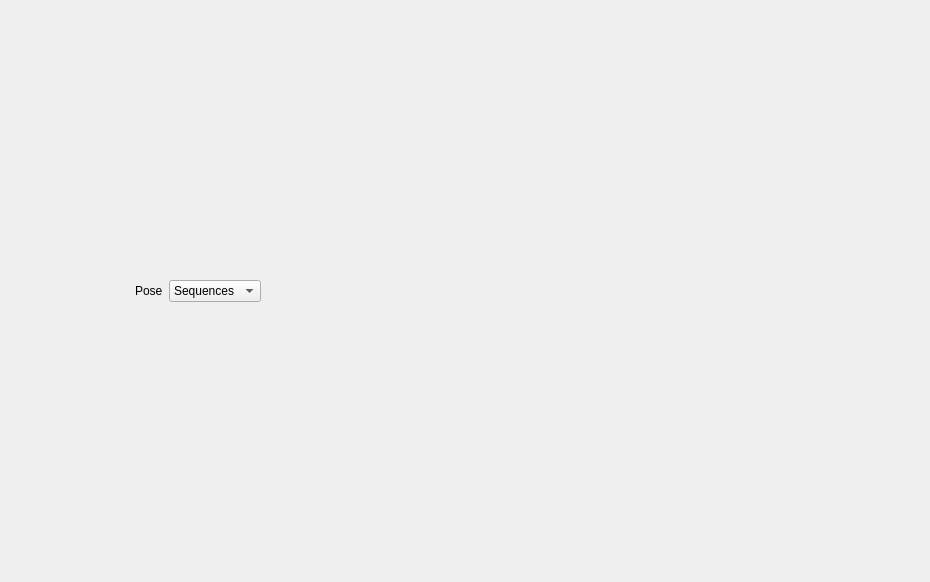
Qt form src/hlam/ui/assets/studiomodel/StudioModelView.ui (SamVanheer/HalfLifeAssetManager) before a commit.
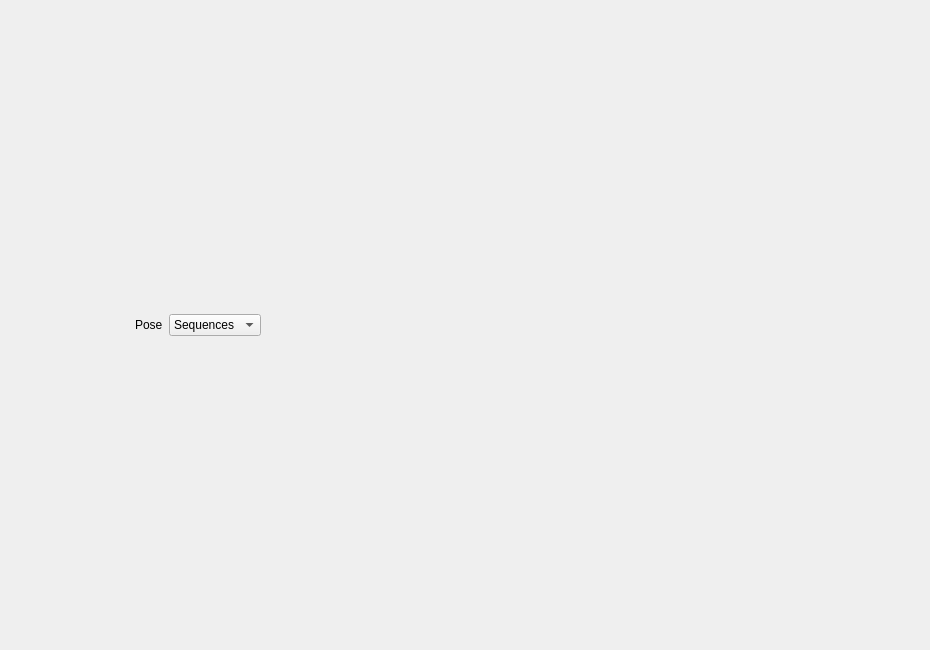
The same form after that commit. Custom widgets are drawn as their Qt base class.

Commit message: Add option to hide timeline and controls bar Resolves #236

Diff of the .ui file:
```diff
--- a/src/hlam/ui/assets/studiomodel/StudioModelView.ui
+++ b/src/hlam/ui/assets/studiomodel/StudioModelView.ui
@@ -7,13 +7,16 @@
     <x>0</x>
     <y>0</y>
     <width>930</width>
-    <height>582</height>
+    <height>650</height>
    </rect>
   </property>
   <property name="windowTitle">
    <string>Form</string>
   </property>
-  <layout class="QGridLayout" name="gridLayout" columnstretch="0,0,0,0,0">
+  <layout class="QVBoxLayout" name="verticalLayout">
+   <property name="spacing">
+    <number>0</number>
+   </property>
    <property name="leftMargin">
     <number>0</number>
    </property>
@@ -26,10 +29,37 @@
    <property name="bottomMargin">
     <number>0</number>
    </property>
-   <property name="verticalSpacing">
+   <item>
+    <layout class="QVBoxLayout" name="SceneContainer"/>
+   </item>
+   <item>
+    <widget class="QWidget" name="ControlsBar" native="true">
+     <property name="sizePolicy">
+      <sizepolicy hsizetype="Preferred" vsizetype="Fixed">
+       <horstretch>0</horstretch>
+       <verstretch>0</verstretch>
+      </sizepolicy>
+     </property>
+     <layout class="QHBoxLayout" name="horizontalLayout">
+      <property name="leftMargin">
     <number>0</number>
    </property>
-   <item row="1" column="2">
+      <property name="topMargin">
+       <number>0</number>
+      </property>
+      <property name="rightMargin">
+       <number>0</number>
+      </property>
+      <property name="bottomMargin">
+       <number>0</number>
+      </property>
+      <item>
+       <widget class="studiomodel::InfoBar" name="InfoBar" native="true"/>
+      </item>
+      <item>
+       <widget class="QTabBar" name="ViewSelection" native="true"/>
+      </item>
+      <item>
     <widget class="QLabel" name="label">
      <property name="sizePolicy">
       <sizepolicy hsizetype="Fixed" vsizetype="Preferred">
@@ -42,7 +72,27 @@
      </property>
     </widget>
    </item>
-   <item row="1" column="4">
+      <item>
+       <widget class="QComboBox" name="Pose">
+        <property name="sizePolicy">
+         <sizepolicy hsizetype="Fixed" vsizetype="Fixed">
+          <horstretch>0</horstretch>
+          <verstretch>0</verstretch>
+         </sizepolicy>
+        </property>
+        <item>
+         <property name="text">
+          <string>Sequences</string>
+         </property>
+        </item>
+        <item>
+         <property name="text">
+          <string>Skeleton</string>
+         </property>
+        </item>
+       </widget>
+      </item>
+      <item>
     <spacer name="horizontalSpacer">
      <property name="orientation">
       <enum>Qt::Horizontal</enum>
@@ -55,35 +105,9 @@
      </property>
     </spacer>
    </item>
-   <item row="1" column="1" alignment="Qt::AlignLeft">
-    <widget class="QTabBar" name="ViewSelection" native="true"/>
-   </item>
-   <item row="1" column="0">
-    <widget class="studiomodel::InfoBar" name="InfoBar" native="true"/>
-   </item>
-   <item row="1" column="3">
-    <widget class="QComboBox" name="Pose">
-     <property name="sizePolicy">
-      <sizepolicy hsizetype="Fixed" vsizetype="Fixed">
-       <horstretch>0</horstretch>
-       <verstretch>0</verstretch>
-      </sizepolicy>
-     </property>
-     <item>
-      <property name="text">
-       <string>Sequences</string>
-      </property>
-     </item>
-     <item>
-      <property name="text">
-       <string>Skeleton</string>
-      </property>
-     </item>
+     </layout>
     </widget>
    </item>
-   <item row="0" column="0" colspan="5">
-    <layout class="QVBoxLayout" name="SceneContainer"/>
-   </item>
   </layout>
  </widget>
  <customwidgets>
```
Lines whose indentation alone changed are shown as unchanged. The commit also changes 4 other files.
